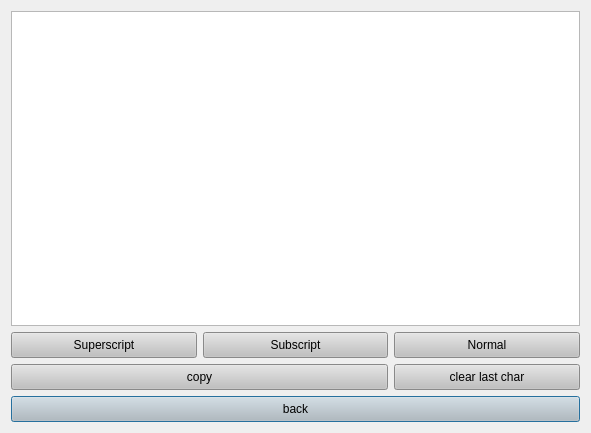
KaziMuktadirAhmed/ALgebric-Calculator-SPL-1-, file Calculator/Calculator/text_doc_trial.ui: the form before one commit.
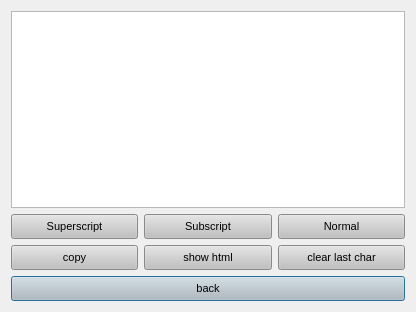
The form after the commit.

The edit to the form file:
```diff
--- a/Calculator/Calculator/text_doc_trial.ui
+++ b/Calculator/Calculator/text_doc_trial.ui
@@ -6,10 +6,16 @@
    <rect>
     <x>0</x>
     <y>0</y>
-    <width>591</width>
-    <height>433</height>
+    <width>416</width>
+    <height>312</height>
    </rect>
   </property>
+  <property name="font">
+   <font>
+    <family>Arial</family>
+    <pointsize>8</pointsize>
+   </font>
+  </property>
   <property name="windowTitle">
    <string>Dialog</string>
   </property>
@@ -75,7 +81,14 @@
     </widget>
    </item>
    <item row="0" column="0" colspan="3">
-    <widget class="QTextEdit" name="textEdit"/>
+    <widget class="QTextEdit" name="textEdit">
+     <property name="font">
+      <font>
+       <family>Arial</family>
+       <pointsize>14</pointsize>
+      </font>
+     </property>
+    </widget>
    </item>
    <item row="2" column="1">
     <widget class="QPushButton" name="btn_sub">
@@ -117,7 +130,7 @@
      </property>
     </widget>
    </item>
-   <item row="4" column="0" colspan="2">
+   <item row="4" column="0">
     <widget class="QPushButton" name="btn_copy">
      <property name="styleSheet">
       <string notr="true">QPushButton {
@@ -137,6 +150,26 @@
      </property>
     </widget>
    </item>
+   <item row="4" column="1">
+    <widget class="QPushButton" name="btn_html">
+     <property name="styleSheet">
+      <string notr="true">QPushButton {
+	background-color: #C0C0C0;
+	broder: 1px solid gray;
+	padding: 5px;
+}
+
+QPushButton:pressed {
+	background-color: #A9A9A9;
+	broder: 1px solid gray;
+	padding: 5px;
+}</string>
+     </property>
+     <property name="text">
+      <string>show html</string>
+     </property>
+    </widget>
+   </item>
   </layout>
  </widget>
  <resources/>
```
